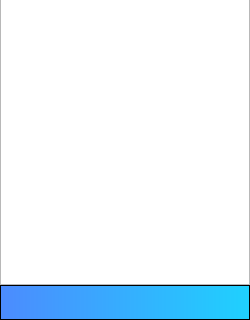
First picture: the form in src/mainwindow.ui, repository WHUCSLASD2017/nowe, before the edit; both pictures show x 0 to 250 and y 282 to 602 of the 250 by 602 pixel window.
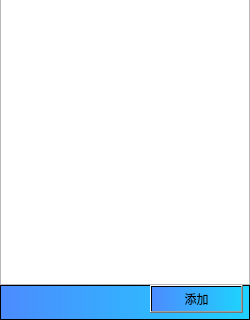
Second picture: the form after the edit.

Commit message:
增加“添加”面板
增加“添加”面板

```diff
--- a/src/mainwindow.ui
+++ b/src/mainwindow.ui
@@ -449,6 +449,19 @@
               <string/>
              </property>
             </widget>
+            <widget class="QPushButton" name="pushButton_5">
+             <property name="geometry">
+              <rect>
+               <x>150</x>
+               <y>0</y>
+               <width>93</width>
+               <height>28</height>
+              </rect>
+             </property>
+             <property name="text">
+              <string>添加</string>
+             </property>
+            </widget>
            </widget>
           </item>
          </layout>
```
